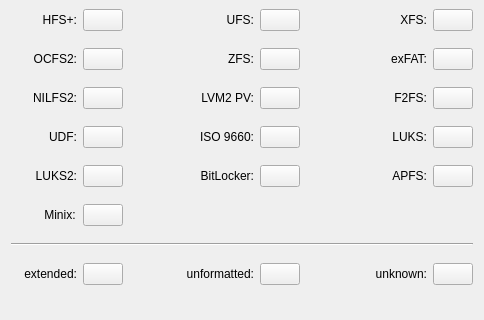
Old version of the form src/config/configurepagefilesystemcolors.ui in the repository KDE/partitionmanager; both pictures show x 0 to 484 and y 208 to 528 of the 484 by 528 pixel window.
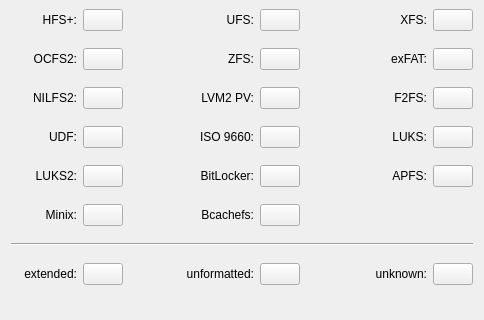
New version of the form. Custom widgets are drawn as their Qt base class.

Commit message: Initial support for bcachefs.

Diff of the .ui file:
```diff
--- a/src/config/configurepagefilesystemcolors.ui
+++ b/src/config/configurepagefilesystemcolors.ui
@@ -832,12 +832,41 @@
    <item row="11" column="0">
     <widget class="QLabel" name="label">
      <property name="text">
-      <string>          Minix:</string>
+      <string>Minix:</string>
+     </property>
+     <property name="alignment">
+      <set>Qt::AlignRight|Qt::AlignTrailing|Qt::AlignVCenter</set>
      </property>
     </widget>
    </item>
    <item row="11" column="2">
-    <spacer name="horizontalSpacer">
+    <spacer name="horizontalSpacer11l">
+     <property name="orientation">
+      <enum>Qt::Horizontal</enum>
+     </property>
+     <property name="sizeHint" stdset="0">
+      <size>
+       <width>43</width>
+       <height>17</height>
+      </size>
+     </property>
+    </spacer>
+   </item>
+   <item row="11" column="3">
+    <widget class="QLabel" name="textLabel_37">
+     <property name="text">
+      <string>Bcachefs:</string>
+     </property>
+     <property name="alignment">
+      <set>Qt::AlignRight|Qt::AlignTrailing|Qt::AlignVCenter</set>
+     </property>
+    </widget>
+   </item>
+   <item row="11" column="4">
+    <widget class="KColorButton" name="kcfg_fileSystemColorCodeBcachefs"/>
+   </item>
+   <item row="11" column="5">
+    <spacer name="horizontalSpacer11m">
      <property name="orientation">
       <enum>Qt::Horizontal</enum>
      </property>
```
Left out of the diff: 8 changed lines with no effect on the pictures. The commit also changes 2 other files.
